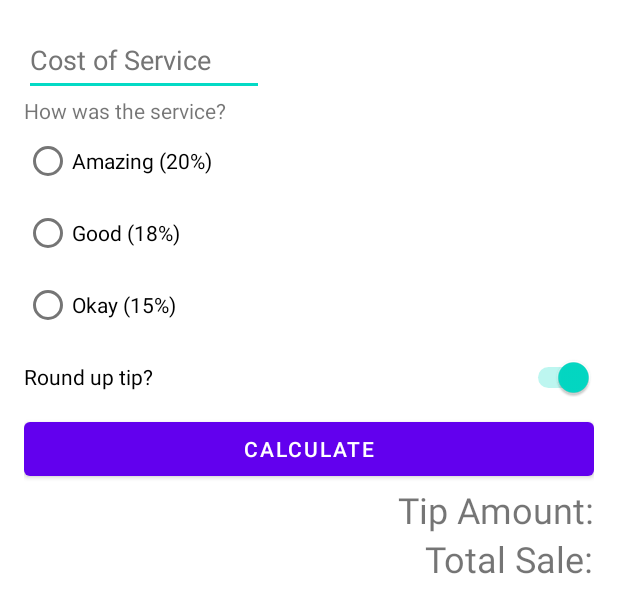
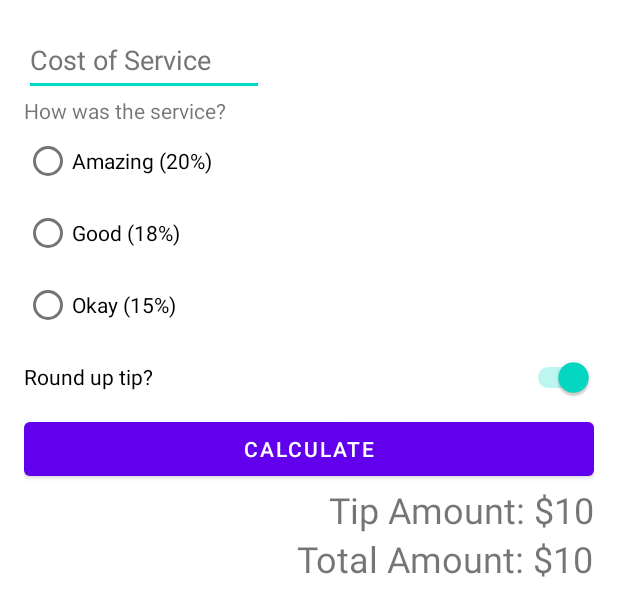
Before and after one commit to carlfombuena/Tip_Calculator, an Android app: the layout activity_main.xml on its own in the app's theme, with its tools: preview values and no code run, on a phone screen of 412 x 824 dp. Shown: the top 616 px of the screen. Run offline under Robolectric (Android 15) with nearby library versions, the phone set to English and light mode, and no system bars.

Commit message:
Complete Tip Calculator using kotlin version 1.5 fixed some string issue and redundant codes.

```diff
--- a/app/src/main/res/layout/activity_main.xml
+++ b/app/src/main/res/layout/activity_main.xml
@@ -40,7 +40,8 @@
             android:layout_width="wrap_content"
             android:layout_height="wrap_content"
             android:text="@string/amazing_service"
-            android:onClick="onRadioButtonClicked"/>
+            android:onClick="onRadioButtonClicked"
+            tools:ignore="UsingOnClickInXml" />
 
 
         <RadioButton
@@ -48,14 +49,16 @@
             android:layout_width="wrap_content"
             android:layout_height="wrap_content"
             android:text="@string/good_service"
-            android:onClick="onRadioButtonClicked"/>
+            android:onClick="onRadioButtonClicked"
+            tools:ignore="UsingOnClickInXml" />
 
         <RadioButton
             android:id="@+id/option_fifteen_percent"
             android:layout_width="wrap_content"
             android:layout_height="wrap_content"
             android:text="@string/ok_service"
-            android:onClick="onRadioButtonClicked"/>
+            android:onClick="onRadioButtonClicked"
+            tools:ignore="UsingOnClickInXml" />
 
     </RadioGroup>
 
@@ -68,7 +71,8 @@
         android:text="@string/round_up_tip"
         app:layout_constraintEnd_toEndOf="parent"
         app:layout_constraintStart_toStartOf="@id/tip_options"
-        app:layout_constraintTop_toBottomOf="@id/tip_options" />
+        app:layout_constraintTop_toBottomOf="@id/tip_options"
+        tools:ignore="UseSwitchCompatOrMaterialXml" />
 
     <Button
         android:id="@+id/calculate_button"
@@ -85,17 +89,17 @@
         android:id="@+id/tip_result"
         android:layout_width="wrap_content"
         android:layout_height="wrap_content"
-        android:text="@string/tip_amount"
+        tools:text="Tip Amount: $10"
         android:textSize="24sp"
         app:layout_constraintEnd_toEndOf="parent"
-        app:layout_constraintTop_toBottomOf="@id/calculate_button"></TextView>
+        app:layout_constraintTop_toBottomOf="@id/calculate_button" />
 
     <TextView
         android:id="@+id/totaltip_result"
         android:layout_width="wrap_content"
         android:layout_height="wrap_content"
-        android:text="@string/totalTip_amount"
+        tools:text="Total Amount: $10"
         android:textSize="24sp"
         app:layout_constraintEnd_toEndOf="parent"
-        app:layout_constraintTop_toBottomOf="@id/tip_result"></TextView>
+        app:layout_constraintTop_toBottomOf="@id/tip_result" />
 </androidx.constraintlayout.widget.ConstraintLayout>
--- a/app/src/main/res/values/strings.xml
+++ b/app/src/main/res/values/strings.xml
@@ -7,7 +7,7 @@
     <string name="ok_service">Okay (15%)</string>
     <string name="round_up_tip">Round up tip?</string>
     <string name="calculate">Calculate</string>
-    <string name="tip_amount">Tip Amount:</string>
-    <string name="totalTip_amount">Total Sale:</string>
+    <string name="tip_amount">Tip Amount: %s</string>
+    <string name="totalTip_amount">Total Sale: %s</string>
 
 </resources>
```
Also changed, not shown: app/src/main/java/com/example/tiptime/MainActivity.kt (+120 -119 lines).
